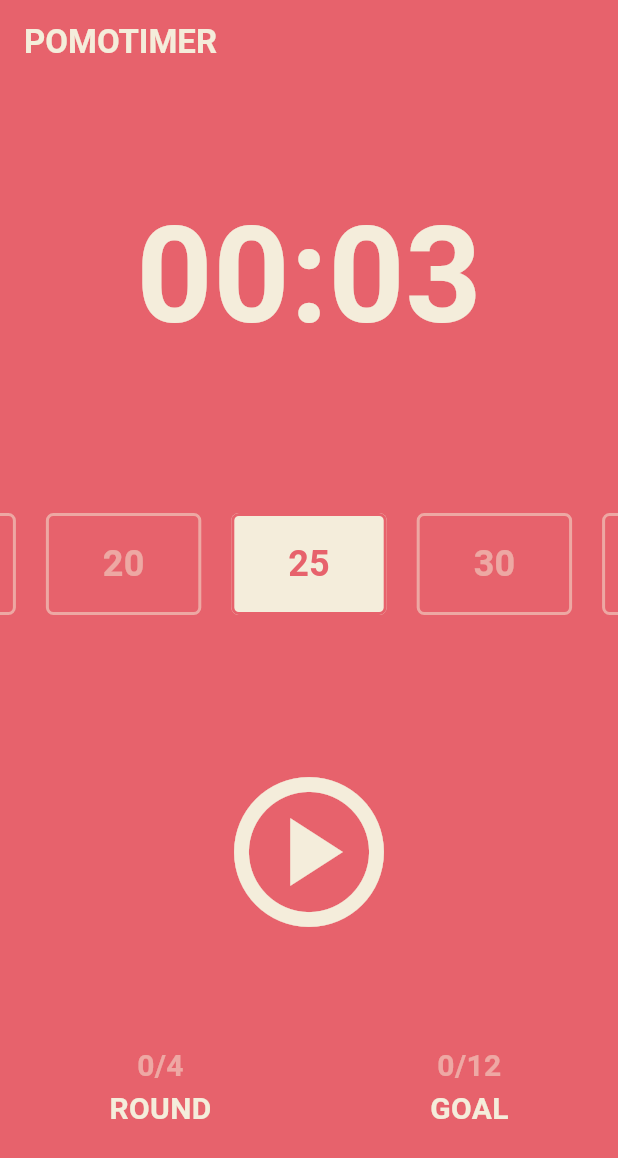
After one commit to SeaFalcon/nomad-flutter-beginner, a Flutter app: the screen it shows after launch, after a tap on "Pomodoro Challenge", on a phone screen of 412 x 824 dp. The commit adds this screen. Shown: the top 1158 px of the screen. Run offline on Flutter 3.47's test engine with Material 3 defaults, Android fonts, the phone set to English and light mode, and no system bars.

Commit message:
feat: implement pomo challenge...

```diff
--- a/lib/main.dart
+++ b/lib/main.dart
@@ -1,7 +1,9 @@
 import 'package:flutter/material.dart';
 import 'package:toonflix/widgets/screencs/card_practice.dart';
 import 'package:toonflix/widgets/initialPage.dart';
+import 'package:toonflix/widgets/screencs/flipclock.dart';
 import 'package:toonflix/widgets/screencs/pomodoro.dart';
+import 'package:toonflix/widgets/screencs/pomodoro_challenge.dart';
 import 'package:toonflix/widgets/screencs/state_practice.dart';
 import 'package:toonflix/widgets/screencs/state_practice2.dart';
 
@@ -14,6 +16,8 @@ void main() {
       '/stateful': ((context) => StatePractice()),
       '/card': ((context) => CardPractice()),
       '/pomodoro': ((context) => Pomodoro()),
+      '/pomodoro-challenge': ((context) => PomodoroChallenge()),
+      '/flip-clock': ((context) => FlipClock()),
     },
   ));
 }
--- /dev/null
+++ b/lib/widgets/components/pomodoro_challenge_home.dart
@@ -0,0 +1,317 @@
+import 'dart:async';
+
+import 'package:flutter/material.dart';
+
+class PomodoroChallengeHome extends StatefulWidget {
+  const PomodoroChallengeHome({
+    super.key,
+  });
+
+  @override
+  State<PomodoroChallengeHome> createState() => _PomodoroChallengeHomeState();
+}
+
+class _PomodoroChallengeHomeState extends State<PomodoroChallengeHome> {
+  static List<int> pomoTimers = [15, 20, 25, 30, 35];
+  int selectedIndex = 2; // 초기 선택된 값 (25)
+
+  int totalSeconds = 3; //pomoTimers[2] * 60;
+  int restTime = 5 * 60;
+  bool isRunning = false;
+  bool isRest = false;
+  int totalPomodoros = 0;
+  int maxRound = 4;
+  late Timer timer;
+
+  void onTick(Timer timer) {
+    if (totalSeconds == 0) {
+      if (maxRound > totalPomodoros && !isRest) {
+        setState(() {
+          totalPomodoros += 1;
+          totalSeconds = restTime;
+          isRest = true;
+        });
+      } else if (isRest) {
+        setState(() {
+          isRunning = false;
+          isRest = false;
+          totalSeconds = pomoTimers[selectedIndex] * 60;
+          timer.cancel();
+        });
+      } else if (maxRound == totalPomodoros) {
+        setState(() {
+          isRunning = false;
+          totalSeconds = pomoTimers[selectedIndex] * 60;
+          timer.cancel();
+        });
+      }
+    } else {
+      setState(() {
+        totalSeconds -= 1;
+      });
+    }
+  }
+
+  void onStartPressed() {
+    timer = Timer.periodic(Duration(seconds: 1), onTick);
+    setState(() {
+      isRunning = true;
+    });
+  }
+
+  void onPausePressed() {
+    timer.cancel();
+    setState(() {
+      isRunning = false;
+    });
+  }
+
+  String format(int seconds) {
+    var duration = Duration(seconds: seconds);
+    var [hour, min, sec] = duration.toString().split('.').first.split(':');
+    return '$min:$sec';
+  }
+
+  @override
+  Widget build(BuildContext context) {
+    return Scaffold(
+      backgroundColor: Theme.of(context).scaffoldBackgroundColor,
+      appBar: AppBar(
+        centerTitle: false,
+        backgroundColor: Theme.of(context).scaffoldBackgroundColor,
+        title: Text(
+          'POMOTIMER ${isRest ? '(REST Time)' : ''}',
+          style: TextStyle(
+            color: Theme.of(context).cardColor,
+            fontWeight: FontWeight.w600,
+          ),
+        ),
+      ),
+      body: SafeArea(
+          child: Column(
+        children: [
+          Flexible(
+            flex: 2,
+            child: Container(
+              alignment: Alignment.center,
+              child: Text(
+                format(totalSeconds),
+                style: TextStyle(
+                  color: Theme.of(context).cardColor,
+                  fontSize: 89,
+                  fontWeight: FontWeight.w600,
+                ),
+              ),
+            ),
+          ),
+          // Flexible(
+          //   flex: 1,
+          //   child: Row(
+          //     children: [
+          //       ...pomoTimers.map((timer) {
+          //         return OutlinedButton(
+          //           onPressed: () {},
+          //           style: OutlinedButton.styleFrom(
+          //             side: BorderSide(
+          //               color: Theme.of(context).cardColor,
+          //               width: 2,
+          //             ), // 테두리 색상 및 두께
+          //             shape: RoundedRectangleBorder(
+          //               borderRadius: BorderRadius.circular(5), // 원하는 Radius 설정
+          //             ),
+          //           ),
+          //           child: Text(
+          //             '$timer',
+          //             style: TextStyle(
+          //               color: Theme.of(context).cardColor,
+          //             ),
+          //           ),
+          //         );
+          //       })
+          //     ],
+          //   ),
+          // ),
+          // Flexible(
+          //   flex: 1,
+          //   child: ListWheelScrollView(
+          //     itemExtent: 50, // 각 아이템 높이
+          //     diameterRatio: 2, // 다이얼 크기 조절
+          //     physics: FixedExtentScrollPhysics(), // 자연스러운 스크롤
+          //     children: [
+          //       ...pomoTimers.map((timer) {
+          //         return OutlinedButton(
+          //           onPressed: () {},
+          //           style: OutlinedButton.styleFrom(
+          //             side: BorderSide(
+          //               color: Theme.of(context).cardColor,
+          //               width: 2,
+          //             ), // 테두리 색상 및 두께
+          //             shape: RoundedRectangleBorder(
+          //               borderRadius: BorderRadius.circular(5), // 원하는 Radius 설정
+          //             ),
+          //           ),
+          //           child: Text(
+          //             '$timer',
+          //             style: TextStyle(
+          //               color: Theme.of(context).cardColor,
+          //             ),
+          //           ),
+          //         );
+          //       })
+          //     ],
+          //   ),
+          // ),
+          // Flexible(
+          //     flex: 1,
+          //     child: SingleChildScrollView(
+          //       scrollDirection: Axis.horizontal,
+          //       child: Row(
+          //         mainAxisAlignment: MainAxisAlignment.center,
+          //         children: List.generate(
+          //           10,
+          //           (index) => Container(
+          //             margin: EdgeInsets.symmetric(horizontal: 10),
+          //             width: 80,
+          //             height: 80,
+          //             alignment: Alignment.center,
+          //             decoration: BoxDecoration(
+          //               color: Colors.orangeAccent,
+          //               borderRadius: BorderRadius.circular(20),
+          //             ),
+          //             child: Text(
+          //               '${index + 1}',
+          //               style: TextStyle(fontSize: 24, color: Colors.white),
+          //             ),
+          //           ),
+          //         ),
+          //       ),
+          //     )),
+          Flexible(
+            flex: 1,
+            // height: 60,
+            child: PageView.builder(
+              itemCount: pomoTimers.length,
+              controller: PageController(
+                initialPage: selectedIndex,
+                viewportFraction: 0.3, // 아이템 크기 비율 조정
+              ),
+              onPageChanged: (index) {
+                setState(() {
+                  isRunning = false;
+                  isRest = false;
+                  totalSeconds = pomoTimers[index] * 60;
+                  timer.cancel();
+                  selectedIndex = index;
+                });
+              },
+              itemBuilder: (context, index) {
+                final isSelected = index == selectedIndex;
+                return Padding(
+                  padding:
+                      const EdgeInsets.symmetric(horizontal: 10, vertical: 30),
+                  child: Transform.scale(
+                    scale: 1, // 선택된 숫자는 확대
+                    child: Opacity(
+                      opacity: isSelected ? 1.0 : 0.5, // 선택되지 않은 숫자는 투명도 조절
+                      child: OutlinedButton(
+                        onPressed: () {},
+                        style: OutlinedButton.styleFrom(
+                          backgroundColor: isSelected
+                              ? Theme.of(context).cardColor
+                              : Theme.of(context).scaffoldBackgroundColor,
+                          side: BorderSide(
+                            color: isSelected
+                                ? Theme.of(context).scaffoldBackgroundColor
+                                : Theme.of(context).cardColor,
+                            width: 2,
+                          ), // 테두리 색상 및 두께
+                          shape: RoundedRectangleBorder(
+                            borderRadius:
+                                BorderRadius.circular(5), // 원하는 Radius 설정
+                          ),
+                        ),
+                        child: Text(
+                          '${pomoTimers[index]}',
+                          style: TextStyle(
+                            fontSize: 24,
+                            fontWeight: FontWeight.w700,
+                            color: isSelected
+                                ? Theme.of(context).scaffoldBackgroundColor
+                                : Theme.of(context).cardColor,
+                          ),
+                        ),
+                      ),
+                    ),
+                  ),
+                );
+              },
+            ),
+          ),
+          Flexible(
+            flex: 2,
+            child: Center(
+              child: IconButton(
+                onPressed: () =>
+                    isRunning ? onPausePressed() : onStartPressed(),
+                icon: Icon(isRunning
+                    ? Icons.pause_circle_outline
+                    : Icons.play_circle_outlined),
+                iconSize: 120,
+                color: Theme.of(context).cardColor,
+              ),
+            ),
+          ),
+          Flexible(
+              flex: 1,
+              child: Row(
+                mainAxisAlignment: MainAxisAlignment.spaceAround,
+                children: [
+                  Column(
+                    children: [
+                      Text(
+                        '$totalPomodoros/$maxRound',
+                        style: TextStyle(
+                          fontSize: 20,
+                          fontWeight: FontWeight.w600,
+                          color:
+                              Theme.of(context).cardColor.withValues(alpha: .5),
+                        ),
+                      ),
+                      Text(
+                        'ROUND',
+                        style: TextStyle(
+                          fontSize: 20,
+                          fontWeight: FontWeight.w600,
+                          color: Theme.of(context).cardColor,
+                        ),
+                      ),
+                    ],
+                  ),
+                  Column(
+                    children: [
+                      Text(
+                        '0/12',
+                        style: TextStyle(
+                          fontSize: 20,
+                          fontWeight: FontWeight.w600,
+                          color:
+                              Theme.of(context).cardColor.withValues(alpha: .5),
+                        ),
+                      ),
+                      Text(
+                        'GOAL',
+                        style: TextStyle(
+                          fontSize: 20,
+                          fontWeight: FontWeight.w600,
+                          color: Theme.of(context).cardColor,
+                        ),
+                      ),
+                    ],
+                  )
+                ],
+              ))
+        ],
+      )),
+    );
+  }
+}
--- a/lib/widgets/initialPage.dart
+++ b/lib/widgets/initialPage.dart
@@ -36,6 +36,16 @@ class InitialPage extends StatelessWidget {
                   backgroundColor: Colors.pink[200],
                 ),
                 child: Text('Pomodoro'),
+              ),
+              TextButton(
+                onPressed: () => handleClickChangeScreen('pomodoro-challenge'),
+                style: TextButton.styleFrom(
+                  backgroundColor: Colors.red[500],
+                ),
+                child: Text(
+                  'Pomodoro Challenge',
+                  style: TextStyle(color: Colors.white),
+                ),
               )
             ],
           )),
--- /dev/null
+++ b/lib/widgets/screencs/pomodoro_challenge.dart
@@ -0,0 +1,20 @@
+import 'package:flutter/material.dart';
+import 'package:toonflix/widgets/components/pomodoro_challenge_home.dart';
+
+class PomodoroChallenge extends StatelessWidget {
+  @override
+  Widget build(BuildContext context) {
+    return MaterialApp(
+      theme: ThemeData(
+        scaffoldBackgroundColor: const Color(0xFFE7626C),
+        textTheme: const TextTheme(
+          headlineLarge: TextStyle(
+            color: Color(0xFF232B55),
+          ),
+        ),
+        cardColor: const Color(0xFFF4EDDB),
+      ),
+      home: PomodoroChallengeHome(),
+    );
+  }
+}
```
Also changed, not shown: lib/widgets/screencs/flipclock.dart (added, +94 -0 lines).
